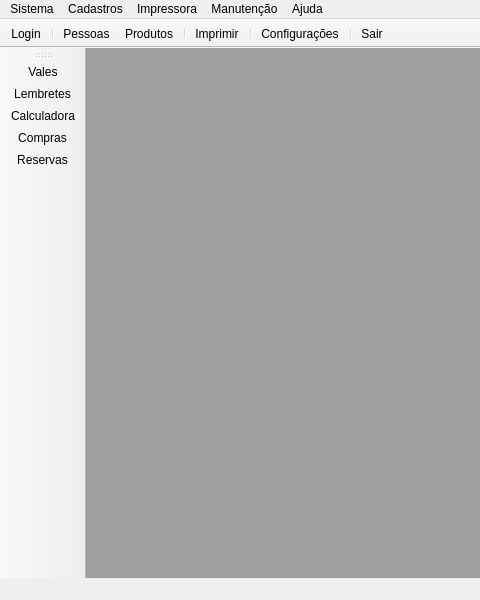
Old version of the form mainwindow.ui in the repository leidensj/BKVale; both pictures show x 0 to 480 and y 0 to 600 of the 1000 by 600 pixel window.
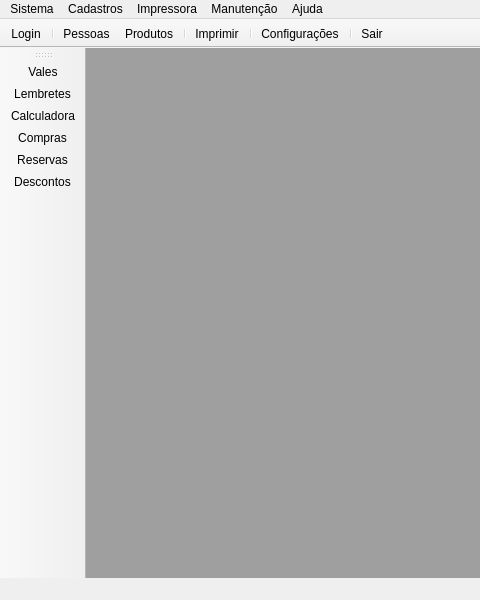
New version of the form. Icons and pictures are not drawn.

Commit message: discount almost ready

The edit to the form file:
```diff
--- a/mainwindow.ui
+++ b/mainwindow.ui
@@ -182,6 +182,7 @@
    <addaction name="actionCalculator"/>
    <addaction name="actionShop"/>
    <addaction name="actionReservations"/>
+   <addaction name="actionDiscount"/>
   </widget>
   <action name="actionPrint">
    <property name="icon">
```
Left out of the diff: 2 changed lines with no effect on the pictures. The commit also changes 13 other files.
